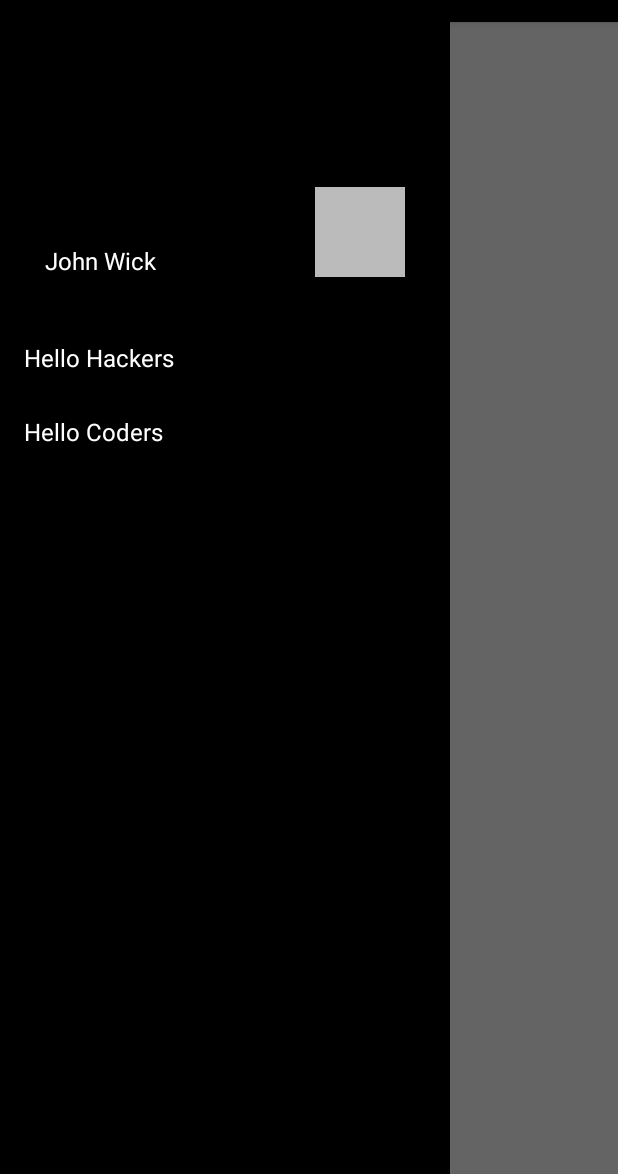
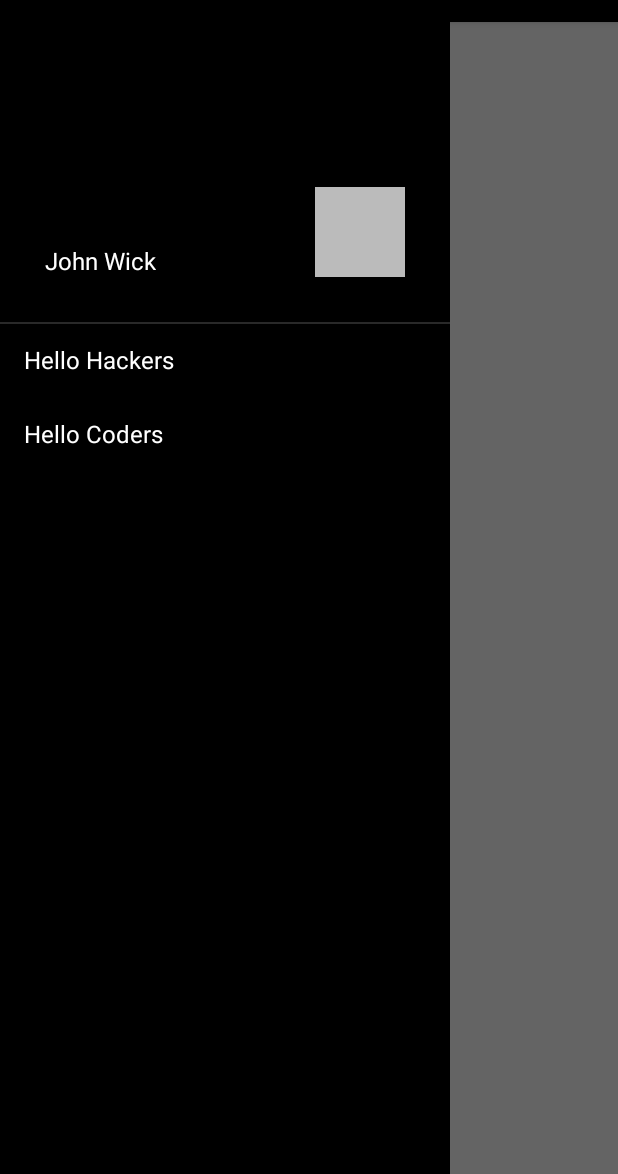
Before and after one commit to toscstudio/hellomeets_android-app, an Android app: the MainActivity screen opened directly, with no data from a screen before it, with the side drawer open, on a phone screen of 412 x 824 dp, the part 62-1236 px from its top. Run offline under Robolectric (Android 15) with nearby library versions, the phone set to English and light mode, and no system bars; 1 statement that could not run was skipped.

```diff
--- a/app/build.gradle
+++ b/app/build.gradle
@@ -2,7 +2,7 @@ apply plugin: 'com.android.application'
 
 android {
     compileSdkVersion 23
-    buildToolsVersion "23.0.2"
+    buildToolsVersion "23.0.3"
 
     defaultConfig {
         applicationId "com.hellomeets.android"
@@ -22,6 +22,6 @@ android {
 dependencies {
     compile fileTree(dir: 'libs', include: ['*.jar'])
     testCompile 'junit:junit:4.12'
-    compile 'com.android.support:appcompat-v7:23.+'
+    compile 'com.android.support:appcompat-v7:23.3.0'
     compile 'com.github.paolorotolo:appintro:3.4.0'
 }
--- a/app/src/main/res/layout/main_drawer_left_content.xml
+++ b/app/src/main/res/layout/main_drawer_left_content.xml
@@ -29,6 +29,12 @@
             android:layout_height="60dp"/>
     </RelativeLayout>
 
+    <View
+        android:id="@+id/nav_drawer_divider"
+        android:background="#6666"
+        android:layout_width="match_parent"
+        android:layout_height="1dp"/>
+
     <ListView
         android:id="@+id/nav_list"
         android:layout_width="match_parent"
--- a/build.gradle
+++ b/build.gradle
@@ -5,7 +5,7 @@ buildscript {
         jcenter()
     }
     dependencies {
-        classpath 'com.android.tools.build:gradle:2.0.0-beta6'
+        classpath 'com.android.tools.build:gradle:2.0.0'
 
         // NOTE: Do not place your application dependencies here; they belong
         // in the individual module build.gradle files
```
Also changed, not shown: 1 other file.
